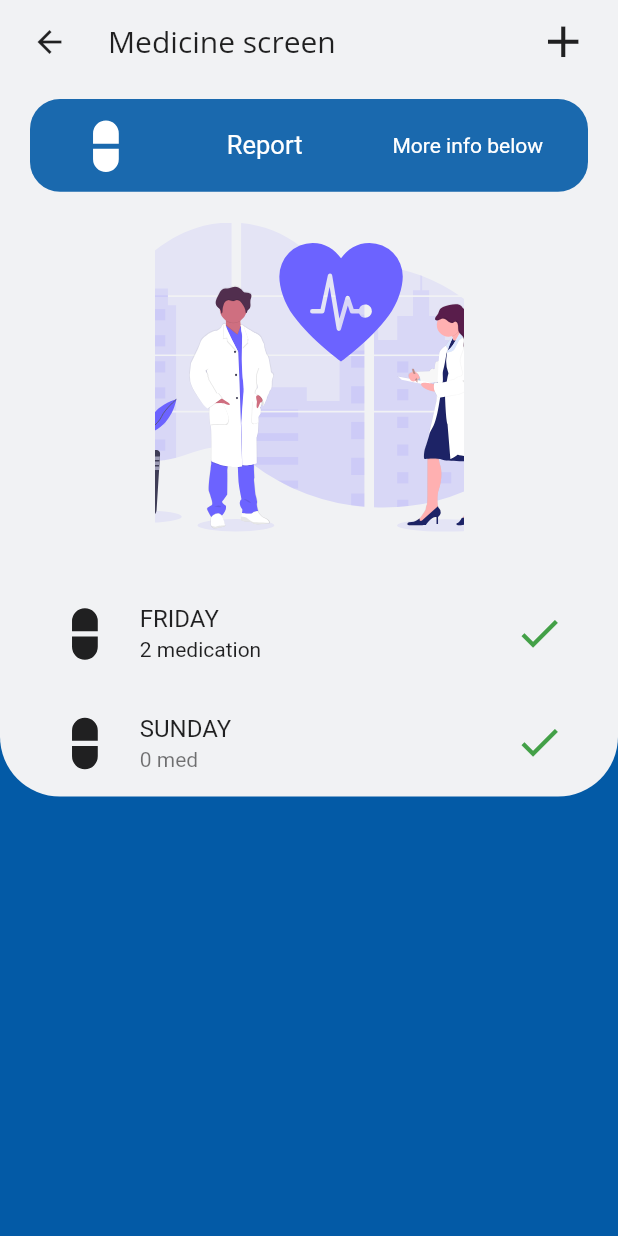
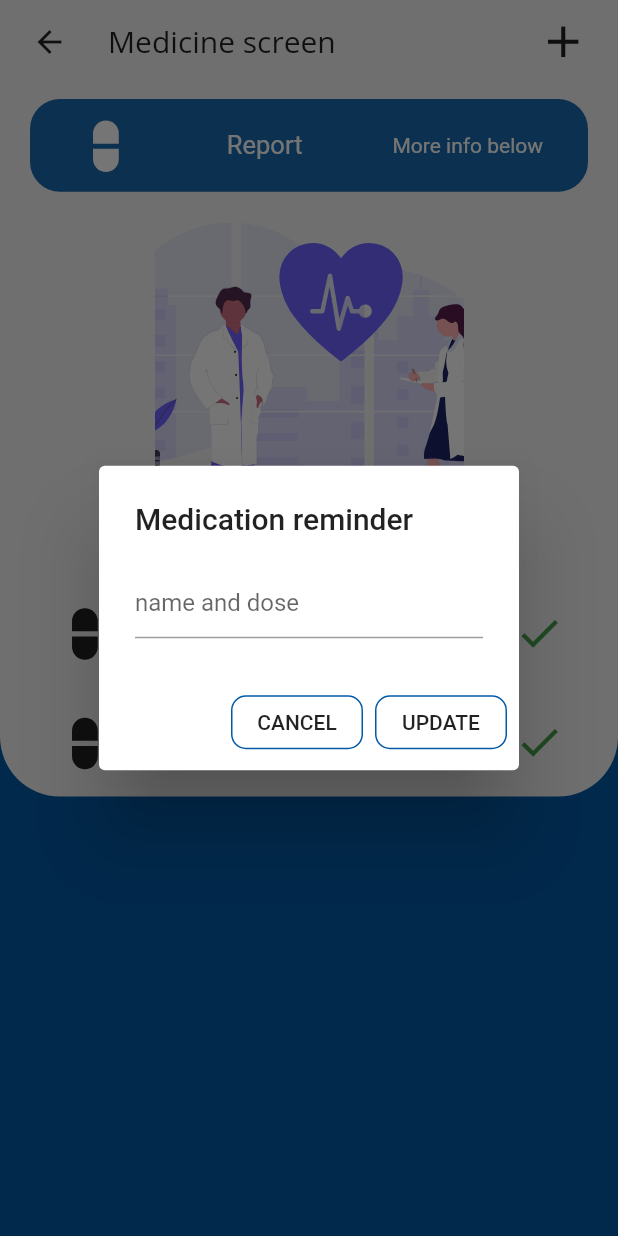
Before and after one commit to derdmislav/health_app, a Flutter app: the MedScreen screen opened directly, after a tap on the "add" icon, on a phone screen of 412 x 824 dp. Run offline on Flutter 3.47's test engine with Material 2 defaults, Android fonts, the phone set to English and light mode, and no system bars; our stand-ins replace flutter_local_notifications, flutter_svg, hive, pedometer; accounts and stored records are empty; generated files the repository leaves out were written again.

```diff
--- /dev/null
+++ b/lib/models/medicine.dart
@@ -0,0 +1,9 @@
+class Medicine {
+  DateTime dateTime = DateTime.now();
+  String medicine;
+
+  Medicine({
+    this.dateTime,
+    this.medicine,
+  });
+}
--- /dev/null
+++ b/lib/models/step_count.dart
@@ -0,0 +1,16 @@
+import 'package:hive/hive.dart';
+
+part 'step_count.g.dart';
+
+@HiveType(typeId: 0)
+class StepCount {
+  @HiveField(0)
+  DateTime dateTime;
+  @HiveField(1)
+  int steps;
+
+  StepCount({
+    this.steps,
+    this.dateTime,
+  });
+}
--- a/lib/screens/med_screen/med_screen.dart
+++ b/lib/screens/med_screen/med_screen.dart
@@ -1,6 +1,7 @@
 import 'package:flutter/material.dart';
 
 import 'package:health_app/constants.dart';
+import 'package:health_app/screens/med_screen/widgets/add_medicine_widget.dart';
 import 'package:health_app/screens/med_screen/widgets/med_body_widget.dart';
 
 class MedScreen extends StatefulWidget {
@@ -47,7 +48,12 @@ AppBar _buildAppBar(BuildContext context) {
           color: Colors.black87,
           size: 35,
         ),
-        onPressed: () {},
+        onPressed: () {
+          showDialog(
+            context: context,
+            child: AddMedicineWidget(),
+          );
+        },
       ),
     ],
   );
--- /dev/null
+++ b/lib/screens/med_screen/widgets/add_medicine_widget.dart
@@ -0,0 +1,34 @@
+import 'package:flutter/material.dart';
+
+class AddMedicineWidget extends StatelessWidget {
+  @override
+  Widget build(BuildContext context) {
+    TextEditingController _textFieldController = TextEditingController();
+
+    return AlertDialog(
+      title: Text('Medication reminder'),
+      content: TextField(
+        controller: _textFieldController,
+        decoration: InputDecoration(hintText: 'name and dose'),
+      ),
+      actions: [
+        FlatButton(
+          onPressed: () {},
+          child: Text('CANCEL'),
+          shape: RoundedRectangleBorder(
+            borderRadius: BorderRadius.circular(10),
+            side: BorderSide(color: Theme.of(context).primaryColor),
+          ),
+        ),
+        FlatButton(
+          onPressed: () {},
+          child: Text('UPDATE'),
+          shape: RoundedRectangleBorder(
+            borderRadius: BorderRadius.circular(10),
+            side: BorderSide(color: Theme.of(context).primaryColor),
+          ),
+        ),
+      ],
+    );
+  }
+}
```
Also changed, not shown: lib/main.dart (+73 -5 lines), lib/models/step_count_data.dart (added, +69 -0 lines), lib/screens/food_screen/add_food_screen.dart (added, +73 -0 lines), lib/screens/food_screen/food_screen.dart (+5 -3 lines), lib/screens/pedometer_screen/pedometer_screen.dart (+10 -1 lines), lib/screens/pedometer_screen/widgets/add_goal_pedometer_widget.dart (added, +35 -0 lines), lib/screens/pedometer_screen/widgets/pedometer_body_widget.dart (+82 -46 lines), lib/screens/pedometer_screen/widgets/step_count_tile_widget.dart (added, +32 -0 lines), pubspec.yaml (+11 -2 lines), lib/models/step_count.g.dart (added), pubspec.lock, 5 other files.
